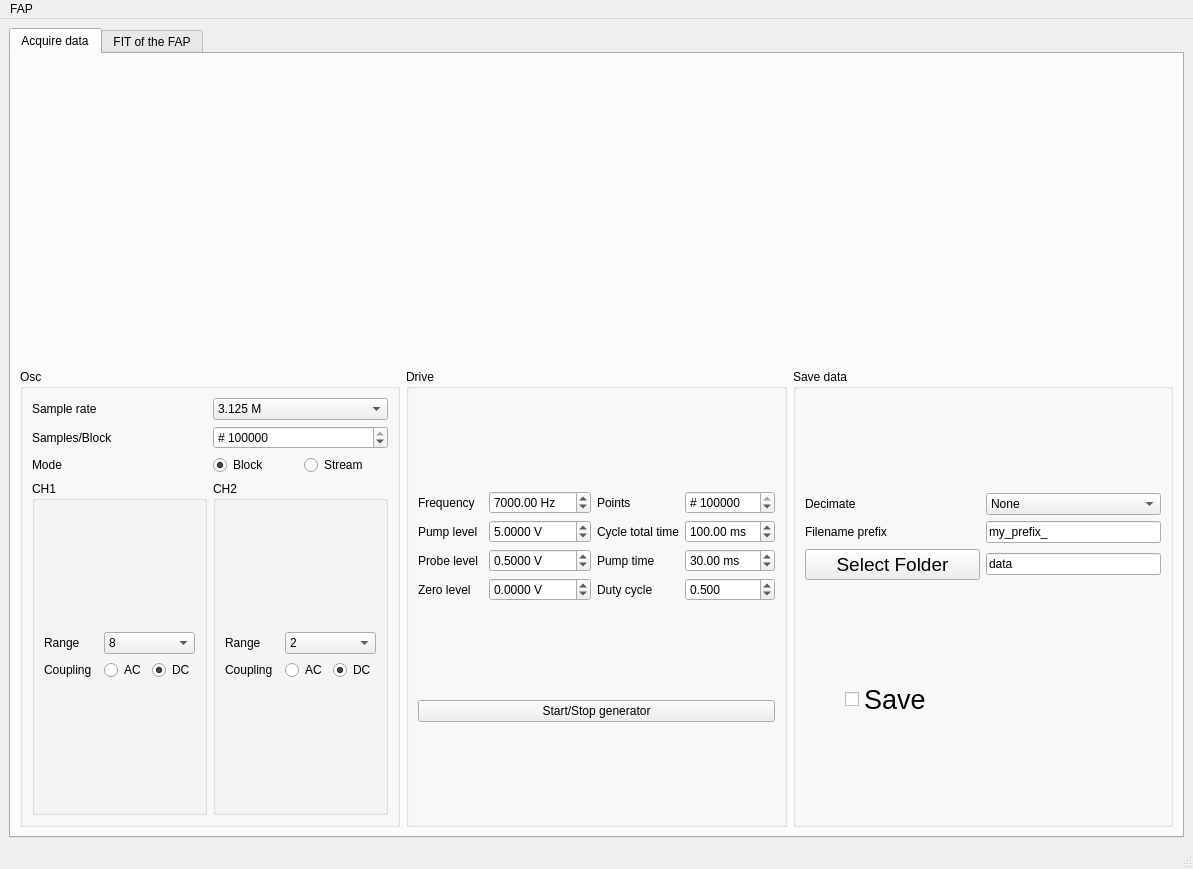
zoran-grujic/FAP-TiePie, file gui.ui: the form before one commit.
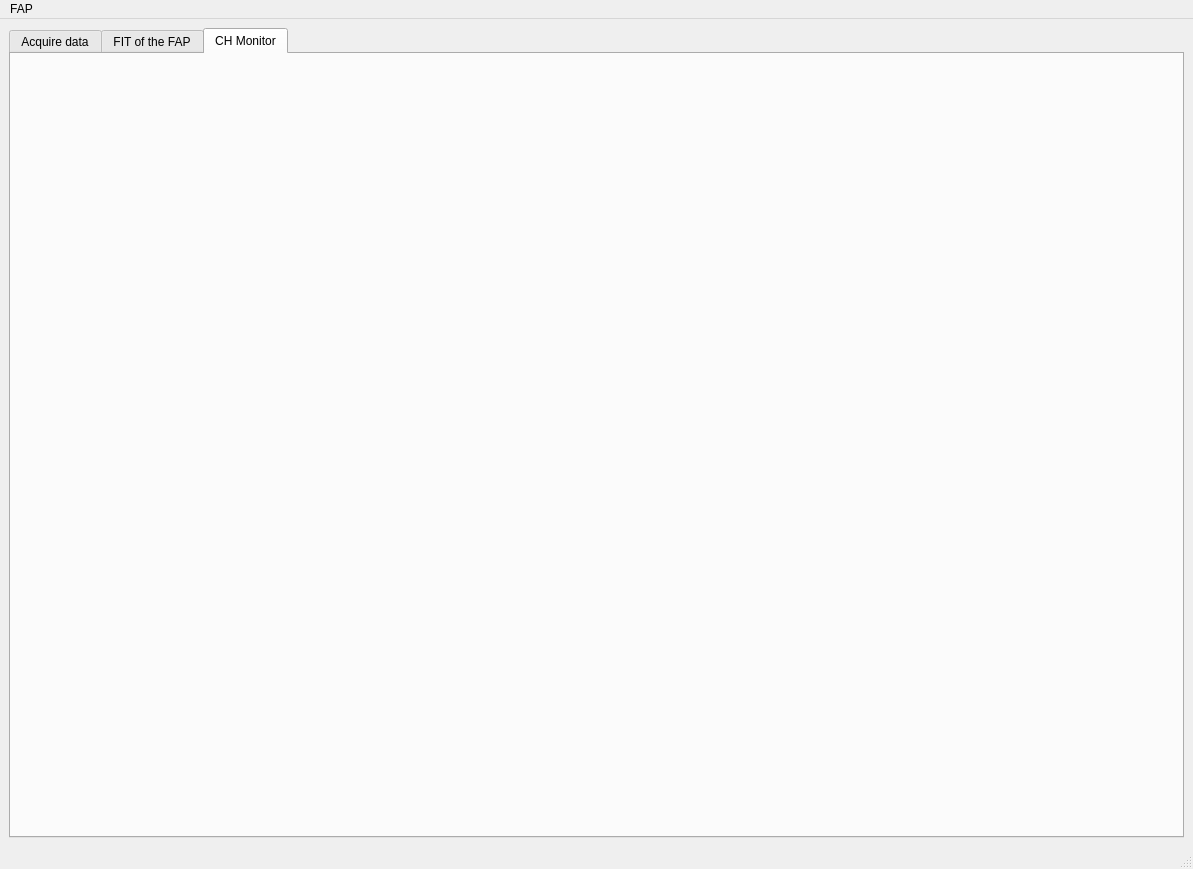
The form after the commit. Icons and pictures are not drawn.

Commit message: Combined instrument Monitor tab for 4 CH display

What changed in the file:
```diff
--- a/gui.ui
+++ b/gui.ui
@@ -22,7 +22,7 @@
     <item>
      <widget class="QTabWidget" name="tabWidget">
       <property name="currentIndex">
-       <number>0</number>
+       <number>2</number>
       </property>
       <widget class="QWidget" name="tab_data">
        <attribute name="title">
@@ -1229,6 +1229,20 @@
         </item>
        </layout>
       </widget>
+      <widget class="QWidget" name="tab_Monitor">
+       <attribute name="title">
+        <string>CH Monitor</string>
+       </attribute>
+       <layout class="QVBoxLayout" name="verticalLayout_15">
+        <item>
+         <layout class="QVBoxLayout" name="verticalLayout_6">
+          <item>
+           <widget class="QWidget" name="CH_MonitorPlotPlaceholder" native="true"/>
+          </item>
+         </layout>
+        </item>
+       </layout>
+      </widget>
      </widget>
     </item>
    </layout>
```
Left out of the diff: 2 changed lines with no effect on the pictures. The commit also changes 3 other files.
